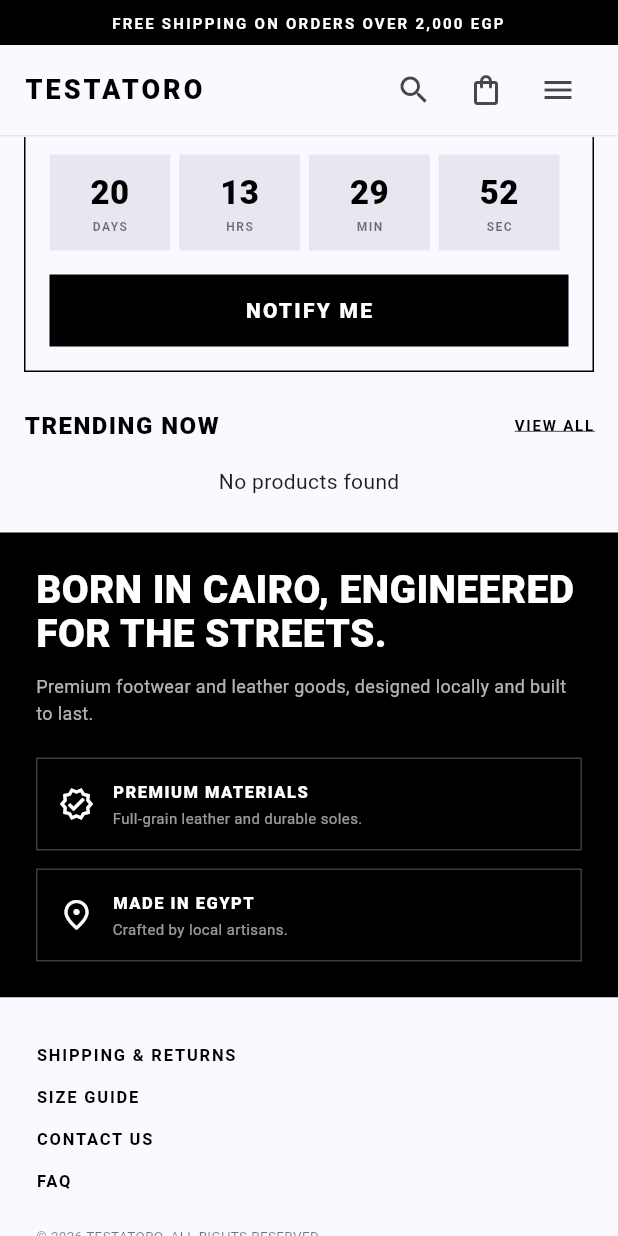
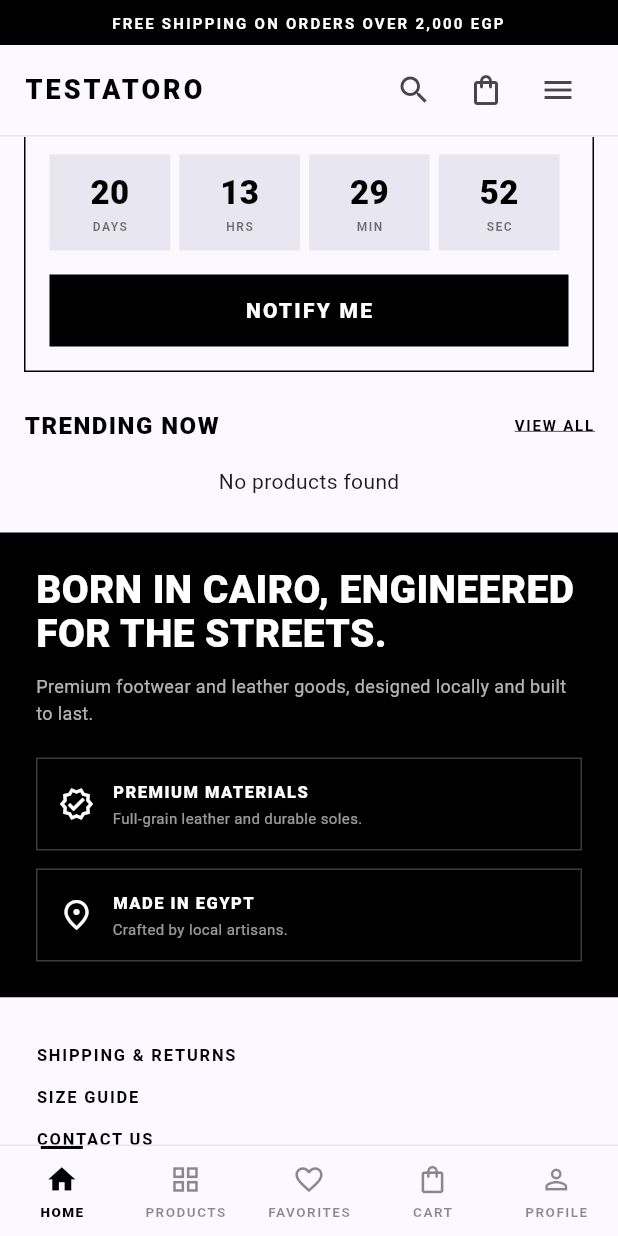
Before and after one commit to inline23/TestaToro-App, a Flutter app: the screen it shows after launch, scrolled down 576 dp, on a phone screen of 412 x 824 dp. Run offline on Flutter 3.47's test engine with Material 3 defaults, Android fonts, the light colour scheme and no system bars; our stand-ins replace cached_network_image, flutter_bloc, flutter_native_splash, supabase_flutter; accounts and stored records are empty.

Commit message:
navigation bar integration & update navigation system

```diff
--- /dev/null
+++ b/lib/core/widgets/app_bottom_nav_bar.dart
@@ -0,0 +1,115 @@
+import 'package:flutter/material.dart';
+import 'package:testa_toro/core/utils/app_colors.dart';
+
+/// Reusable and "dumb": it only knows which index is selected and reports taps.
+/// It has no idea about Cubits, which keeps it reusable and easy to test.
+class AppBottomNavBar extends StatelessWidget {
+  final int currentIndex;
+  final ValueChanged<int> onTap;
+
+  const AppBottomNavBar({
+    super.key,
+    required this.currentIndex,
+    required this.onTap,
+  });
+
+  // Same order as the AppTab enum.
+  static const _items = <_NavItemData>[
+    _NavItemData('HOME', Icons.home_outlined, Icons.home),
+    _NavItemData('PRODUCTS', Icons.grid_view_outlined, Icons.grid_view),
+    _NavItemData('FAVORITES', Icons.favorite_border, Icons.favorite),
+    _NavItemData('CART', Icons.shopping_bag_outlined, Icons.shopping_bag),
+    _NavItemData('PROFILE', Icons.person_outline, Icons.person),
+  ];
+
+  @override
+  Widget build(BuildContext context) {
+    return Container(
+      decoration: BoxDecoration(
+        color: AppColors.bg,
+        border: Border(top: BorderSide(color: AppColors.secondary)),
+      ),
+      // SafeArea keeps the bar above the iOS home indicator / Android gesture bar.
+      child: SafeArea(
+        top: false,
+        child: SizedBox(
+          height: 60,
+          child: Row(
+            children: [
+              for (var i = 0; i < _items.length; i++)
+                Expanded(
+                  child: _NavBarButton(
+                    data: _items[i],
+                    selected: i == currentIndex,
+                    onTap: () => onTap(i),
+                  ),
+                ),
+            ],
+          ),
+        ),
+      ),
+    );
+  }
+}
+
+class _NavItemData {
+  final String label;
+  final IconData icon;
+  final IconData activeIcon;
+
+  const _NavItemData(this.label, this.icon, this.activeIcon);
+}
+
+class _NavBarButton extends StatelessWidget {
+  final _NavItemData data;
+  final bool selected;
+  final VoidCallback onTap;
+
+  const _NavBarButton({
+    required this.data,
+    required this.selected,
+    required this.onTap,
+  });
+
+  @override
+  Widget build(BuildContext context) {
+    final color = selected ? AppColors.primary : Colors.black45;
+
+    return InkWell(
+      onTap: onTap,
+      child: Column(
+        children: [
+          // Small indicator line on top of the selected tab.
+          AnimatedContainer(
+            duration: const Duration(milliseconds: 200),
+            height: 2,
+            width: selected ? 28 : 0,
+            color: AppColors.primary,
+          ),
+          Expanded(
+            child: Column(
+              mainAxisAlignment: MainAxisAlignment.center,
+              children: [
+                Icon(selected ? data.activeIcon : data.icon,
+                    size: 22, color: color),
+                const SizedBox(height: 4),
+                FittedBox(
+                  fit: BoxFit.scaleDown,
+                  child: Text(
+                    data.label,
+                    style: TextStyle(
+                      color: color,
+                      fontSize: 9,
+                      letterSpacing: 1,
+                      fontWeight: selected ? FontWeight.w800 : FontWeight.w600,
+                    ),
+                  ),
+                ),
+              ],
+            ),
+          ),
+        ],
+      ),
+    );
+  }
+}
--- /dev/null
+++ b/lib/features/cart/screens/cart_screen.dart
@@ -0,0 +1,16 @@
+import 'package:flutter/material.dart';
+import 'package:testa_toro/core/utils/app_colors.dart';
+
+/// PLACEHOLDER: replace with the real Cart screen when it exists.
+class CartScreen extends StatelessWidget {
+  const CartScreen({super.key});
+
+  @override
+  Widget build(BuildContext context) {
+    return Scaffold(
+      backgroundColor: AppColors.bg,
+      appBar: AppBar(title: const Text('Cart')),
+      body: const Center(child: Text('Cart coming soon')),
+    );
+  }
+}
--- /dev/null
+++ b/lib/features/favorites/screens/favorites_screen.dart
@@ -0,0 +1,16 @@
+import 'package:flutter/material.dart';
+import 'package:testa_toro/core/utils/app_colors.dart';
+
+/// PLACEHOLDER: replace with the real Favorites screen when it exists.
+class FavoritesScreen extends StatelessWidget {
+  const FavoritesScreen({super.key});
+
+  @override
+  Widget build(BuildContext context) {
+    return Scaffold(
+      backgroundColor: AppColors.bg,
+      appBar: AppBar(title: const Text('Favorites')),
+      body: const Center(child: Text('Favorites coming soon')),
+    );
+  }
+}
--- a/lib/features/home/screens/home_screen.dart
+++ b/lib/features/home/screens/home_screen.dart
@@ -1,6 +1,5 @@
 import 'package:flutter/material.dart';
 import 'package:flutter_bloc/flutter_bloc.dart';
-import 'package:supabase_flutter/supabase_flutter.dart';
 import 'package:testa_toro/core/utils/app_colors.dart';
 import 'package:testa_toro/features/home/widgets/announcement_bar.dart';
 import 'package:testa_toro/features/home/widgets/brand_story_section.dart';
@@ -10,35 +9,19 @@ import 'package:testa_toro/features/home/widgets/hero_section.dart';
 import 'package:testa_toro/features/home/widgets/home_footer.dart';
 import 'package:testa_toro/features/home/widgets/home_header.dart';
 import 'package:testa_toro/features/home/widgets/trending_section.dart';
-import 'package:testa_toro/features/products/cubit/product_cubit.dart';
-import 'package:testa_toro/features/products/repos/product_repo.dart';
-import 'package:testa_toro/features/products/screens/product_screen.dart';
+import 'package:testa_toro/features/navigation/cubit/navigation_cubit.dart';
 
+/// ProductCubit now comes from main.dart (shared), so this screen no longer
+/// creates its own BlocProvider.
 class HomeScreen extends StatelessWidget {
   const HomeScreen({super.key});
 
   @override
   Widget build(BuildContext context) {
-    return BlocProvider(
-      create: (_) => ProductCubit(
-        ProductRepo(Supabase.instance.client),
-      )..getProducts(),
-      child: const HomeView(),
-    );
-  }
-}
+    // Explore and "View all" go through the SAME logic as the Products tab.
+    void openProducts() =>
+        context.read<NavigationCubit>().goTo(AppTab.products);
 
-class HomeView extends StatelessWidget {
-  const HomeView({super.key});
-
-  void _openProducts(BuildContext context) {
-    Navigator.of(context).push(
-      MaterialPageRoute(builder: (_) => const ProductsScreen()),
-    );
-  }
-
-  @override
-  Widget build(BuildContext context) {
     return Scaffold(
       backgroundColor: AppColors.bg,
       body: SafeArea(
@@ -50,11 +33,11 @@ class HomeView extends StatelessWidget {
               child: SingleChildScrollView(
                 child: Column(
                   children: [
-                    HeroSection(onExplore: () => _openProducts(context)),
+                    HeroSection(onExplore: openProducts),
                     const CategoryStrip(),
                     // TODO: replace with the real drop date from the backend.
                     DropCountdownSection(dropDate: DateTime(2026, 11, 1)),
-                    TrendingSection(onViewAll: () => _openProducts(context)),
+                    TrendingSection(onViewAll: openProducts),
                     const BrandStorySection(),
                     const HomeFooter(),
                   ],
--- /dev/null
+++ b/lib/features/navigation/cubit/navigation_cubit.dart
@@ -0,0 +1,15 @@
+import 'package:flutter_bloc/flutter_bloc.dart';
+
+/// The five main destinations, in bottom-bar order.
+/// `AppTab.values[i]` maps a bar index back to a tab, and `tab.index`
+/// maps a tab to its position in the IndexedStack.
+enum AppTab { home, products, favorites, cart, profile }
+
+/// The state IS the selected tab, so no separate state classes are needed.
+class NavigationCubit extends Cubit<AppTab> {
+  NavigationCubit() : super(AppTab.home);
+
+  /// Single entry point for switching main screens.
+  /// Used by the bottom bar, the Explore button, "View all", back handling...
+  void goTo(AppTab tab) => emit(tab);
+}
--- /dev/null
+++ b/lib/features/navigation/screens/main_shell.dart
@@ -0,0 +1,50 @@
+import 'package:flutter/material.dart';
+import 'package:flutter_bloc/flutter_bloc.dart';
+import 'package:testa_toro/core/widgets/app_bottom_nav_bar.dart';
+import 'package:testa_toro/features/cart/screens/cart_screen.dart';
+import 'package:testa_toro/features/favorites/screens/favorites_screen.dart';
+import 'package:testa_toro/features/home/screens/home_screen.dart';
+import 'package:testa_toro/features/navigation/cubit/navigation_cubit.dart';
+import 'package:testa_toro/features/products/screens/product_screen.dart';
+import 'package:testa_toro/features/profile/screens/profile_screen.dart';
+
+/// Hosts the five main screens and the bottom bar.
+class MainShell extends StatelessWidget {
+  const MainShell({super.key});
+
+  @override
+  Widget build(BuildContext context) {
+    return BlocBuilder<NavigationCubit, AppTab>(
+      builder: (context, tab) {
+        // Back button: from any tab other than Home, go to Home first.
+        // Only from Home does back actually leave the app.
+        return PopScope(
+          canPop: tab == AppTab.home,
+          onPopInvokedWithResult: (didPop, _) {
+            if (!didPop) context.read<NavigationCubit>().goTo(AppTab.home);
+          },
+          child: Scaffold(
+            // IndexedStack keeps all five screens alive, so scroll position
+            // and loaded data are preserved when switching tabs.
+            // The order MUST match the AppTab enum.
+            body: IndexedStack(
+              index: tab.index,
+              children: const [
+                HomeScreen(),
+                ProductsScreen(),
+                FavoritesScreen(),
+                CartScreen(),
+                ProfileScreen(),
+              ],
+            ),
+            bottomNavigationBar: AppBottomNavBar(
+              currentIndex: tab.index,
+              onTap: (index) =>
+                  context.read<NavigationCubit>().goTo(AppTab.values[index]),
+            ),
+          ),
+        );
+      },
+    );
+  }
+}
--- a/lib/features/products/screens/product_screen.dart
+++ b/lib/features/products/screens/product_screen.dart
@@ -1,30 +1,14 @@
 import 'package:flutter/material.dart';
 import 'package:flutter_bloc/flutter_bloc.dart';
-import 'package:supabase_flutter/supabase_flutter.dart';
 import 'package:testa_toro/core/widgets/app_network_image.dart';
-import 'package:testa_toro/features/products/repos/product_repo.dart';
 
 import '../cubit/product_cubit.dart';
 import '../cubit/product_state.dart';
 
+/// ProductCubit is provided once in main.dart and shared with Home,
+/// so this screen just reads it. No BlocProvider here anymore.
 class ProductsScreen extends StatelessWidget {
   const ProductsScreen({super.key});
-
-  @override
-  Widget build(BuildContext context) {
-    return BlocProvider(
-      create: (_) => ProductCubit(
-        ProductRepo(
-          Supabase.instance.client,
-        ),
-      )..getProducts(),
-      child: const ProductsView(),
-    );
-  }
-}
-
-class ProductsView extends StatelessWidget {
-  const ProductsView({super.key});
 
   @override
   Widget build(BuildContext context) {
--- /dev/null
+++ b/lib/features/profile/screens/profile_screen.dart
@@ -0,0 +1,16 @@
+import 'package:flutter/material.dart';
+import 'package:testa_toro/core/utils/app_colors.dart';
+
+/// PLACEHOLDER: replace with the real Profile screen when it exists.
+class ProfileScreen extends StatelessWidget {
+  const ProfileScreen({super.key});
+
+  @override
+  Widget build(BuildContext context) {
+    return Scaffold(
+      backgroundColor: AppColors.bg,
+      appBar: AppBar(title: const Text('Profile')),
+      body: const Center(child: Text('Profile coming soon')),
+    );
+  }
+}
--- a/lib/main.dart
+++ b/lib/main.dart
@@ -3,8 +3,8 @@ import 'package:flutter_bloc/flutter_bloc.dart';
 import 'package:flutter_native_splash/flutter_native_splash.dart';
 import 'package:supabase_flutter/supabase_flutter.dart';
 import 'package:testa_toro/core/utils/constants.dart';
-import 'package:testa_toro/features/home/screens/home_screen.dart';
-
+import 'package:testa_toro/features/navigation/cubit/navigation_cubit.dart';
+import 'package:testa_toro/features/navigation/screens/main_shell.dart';
 import 'package:testa_toro/features/products/cubit/product_cubit.dart';
 import 'package:testa_toro/features/products/repos/product_repo.dart';
 
@@ -21,8 +21,12 @@ Future<void> main() async {
   runApp(
     MultiBlocProvider(
       providers: [
+        // Selected tab: one source of truth for the whole app.
+        BlocProvider(create: (_) => NavigationCubit()),
+        // Created once and shared by Home and Products. Loads products once.
         BlocProvider(
-          create: (_) => ProductCubit(ProductRepo(Supabase.instance.client)),
+          create: (_) =>
+              ProductCubit(ProductRepo(Supabase.instance.client))..getProducts(),
         ),
       ],
       child: const MyApp(),
@@ -41,7 +45,7 @@ class MyApp extends StatelessWidget {
       debugShowCheckedModeBanner: false,
       title: 'TestaToro',
       theme: ThemeData(primarySwatch: Colors.blue),
-      home: const HomeScreen(),
+      home: const MainShell(),
     );
   }
 }
```
